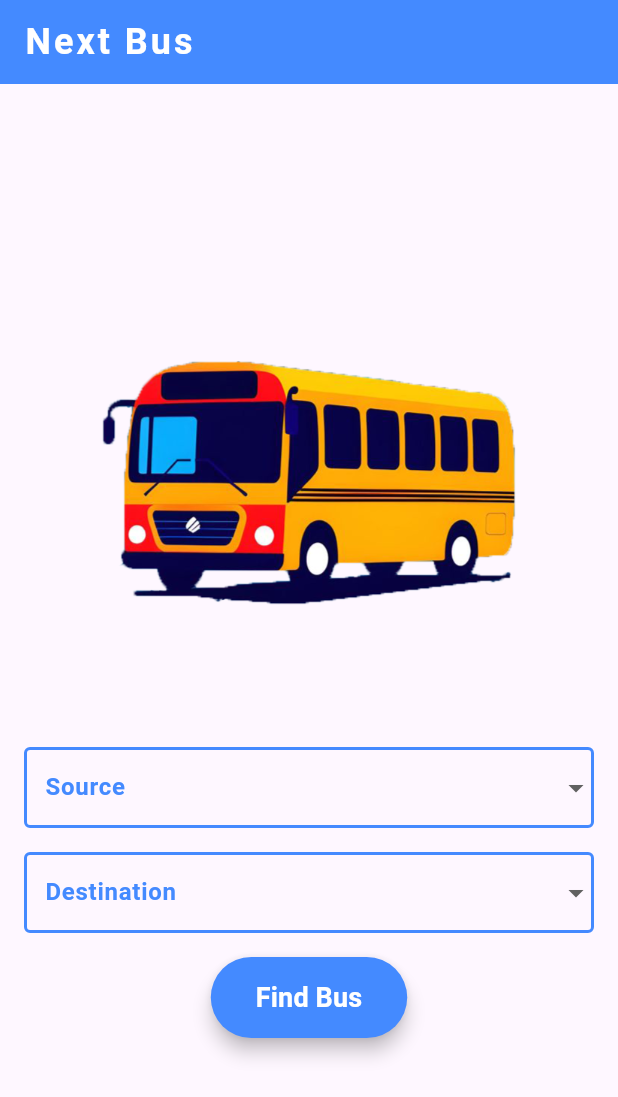
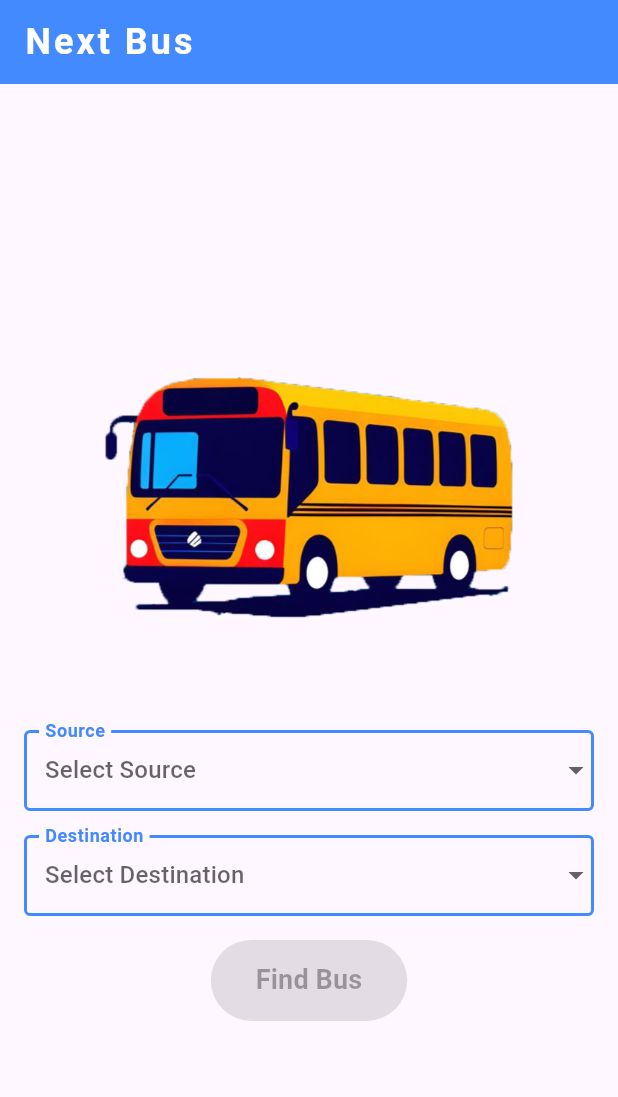
Before and after one commit to abypious/Next-Bus, a Flutter app: the screen it shows after launch, on a phone screen of 412 x 824 dp. Shown: the top 1097 px of the screen. Run offline on Flutter 3.47's test engine with Material 3 defaults, Android fonts, the phone set to English and light mode, and no system bars; missing offline and left inert: excel.

Commit message:
Finished waiting for feedback

```diff
--- a/lib/pages/home_page.dart
+++ b/lib/pages/home_page.dart
@@ -37,15 +37,20 @@ class _HomePageState extends State<HomePage> {
         child: Column(
           mainAxisAlignment: MainAxisAlignment.center,
           children: [
-            // Logo on the Home Page
-            Image.asset('assets/Logo1.png', height: 250),
-            const SizedBox(height: 60),
+            // Responsive Logo
+            Image.asset(
+              'assets/Logo1.png',
+              height: MediaQuery.of(context).size.height * 0.3, // Dynamic resizing
+              fit: BoxFit.contain,
+            ),
+            const SizedBox(height: 40),
 
             // Source Dropdown
             DropdownButtonFormField<String>(
               value: selectedSource,
+              hint: const Text("Select Source"),
               items: locations
-                  .where((source) => source != selectedDestination) // Exclude selected destination
+                  .where((source) => source != selectedDestination) // Prevents duplicate selection
                   .map((source) => DropdownMenuItem(
                 value: source,
                 child: Text(source),
@@ -55,7 +60,7 @@ class _HomePageState extends State<HomePage> {
                 setState(() {
                   selectedSource = value;
                   if (selectedSource == selectedDestination) {
-                    selectedDestination = null; // Reset destination if it was previously selected
+                    selectedDestination = null;
                   }
                 });
               },
@@ -79,8 +84,9 @@ class _HomePageState extends State<HomePage> {
             // Destination Dropdown
             DropdownButtonFormField<String>(
               value: selectedDestination,
+              hint: const Text("Select Destination"),
               items: locations
-                  .where((destination) => destination != selectedSource) // Exclude selected source
+                  .where((destination) => destination != selectedSource)
                   .map((destination) => DropdownMenuItem(
                 value: destination,
                 child: Text(destination),
@@ -90,7 +96,7 @@ class _HomePageState extends State<HomePage> {
                 setState(() {
                   selectedDestination = value;
                   if (selectedDestination == selectedSource) {
-                    selectedSource = null; // Reset source if it was previously selected
+                    selectedSource = null;
                   }
                 });
               },
@@ -113,8 +119,14 @@ class _HomePageState extends State<HomePage> {
 
             // Find Bus Button
             ElevatedButton(
-              onPressed: () {
-                if (selectedSource != null && selectedDestination != null) {
+              onPressed: (selectedSource != null && selectedDestination != null)
+                  ? () {
+                if (selectedSource == selectedDestination) {
+                  ScaffoldMessenger.of(context).showSnackBar(
+                    const SnackBar(content: Text('Source and Destination cannot be the same')),
+                  );
+                  return;
+                }
                 Navigator.push(
                   context,
                   MaterialPageRoute(
@@ -126,7 +138,7 @@ class _HomePageState extends State<HomePage> {
                   ),
                 );
               }
-              },
+                  : null, // Button disabled if selections are incomplete
               style: ElevatedButton.styleFrom(
                 foregroundColor: Colors.white,
                 backgroundColor: Colors.blueAccent,
```
Also changed, not shown: lib/pages/map_page.dart (deleted, +0 -40 lines), lib/pages/settings_page.dart (deleted, +0 -55 lines), pubspec.lock, 1 other file. Lines whose indentation alone changed are shown as unchanged.
